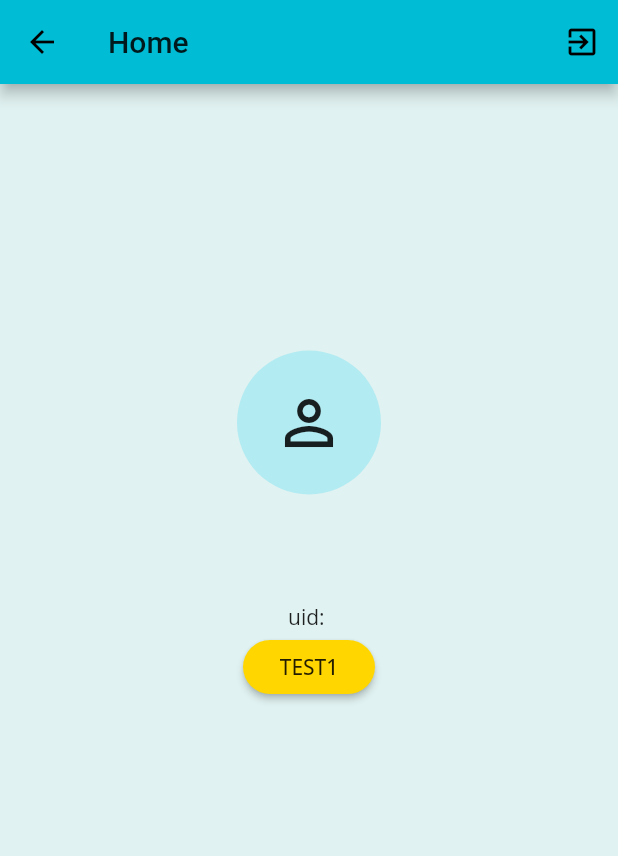
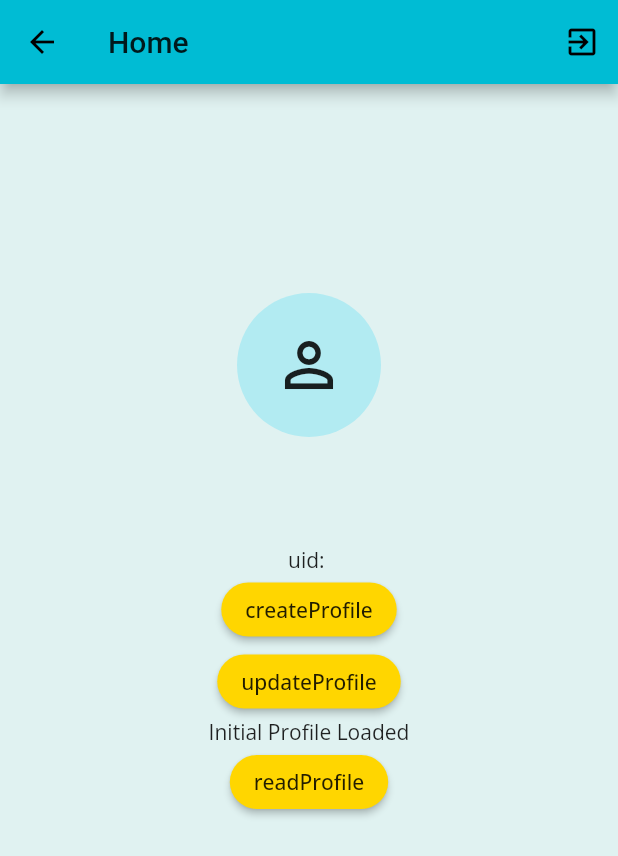
Before and after one commit to davidmitchelperry/gale, a Flutter app: the HomePage screen opened directly, on a phone screen of 412 x 824 dp. Shown: the top 856 px of the screen. Run offline on Flutter 3.47's test engine with Material 2 defaults, Android fonts, the phone set to English and light mode, and no system bars; our stand-ins replace bloc, cloud_firestore, equatable, firebase_auth, firebase_core, flutter_bloc and 4 more; missing offline and left inert: pedantic; accounts and stored records are empty.

Commit message:
Basic PoC implementation of reading profiles from firestore. Also PoC of changing a Text object based on user button presses

```diff
--- a/lib/home/view/home_page.dart
+++ b/lib/home/view/home_page.dart
@@ -16,6 +16,7 @@ class HomePage extends StatelessWidget {
   Widget build(BuildContext context) {
     final textTheme = Theme.of(context).textTheme;
     final user = context.select((AuthenticationBloc bloc) => bloc.state.user);
+    //final test_text = context.select((ProfileBloc bloc) => bloc.state.profile
     return Scaffold(
       appBar: AppBar(
         title: const Text('Home'),
@@ -42,8 +43,8 @@ class HomePage extends StatelessWidget {
             SizedBox(height: 4.0),
             Text("uid: " + user.id),
             RaisedButton(
-              key: const Key('test_raisedButton'),
-              child: const Text('TEST1'),
+              key: const Key('RB_createProfile'),
+              child: const Text('createProfile'),
               shape: RoundedRectangleBorder(
                 borderRadius: BorderRadius.circular(30.0),
               ),
@@ -51,6 +52,48 @@ class HomePage extends StatelessWidget {
               onPressed: () => context
                   .read<ProfileBloc>()
                   .add(CreateProfile(Profile("David", "Perry"), user)),
+            ),
+            RaisedButton(
+              key: const Key('RB_updateProfile'),
+              child: const Text('updateProfile'),
+              shape: RoundedRectangleBorder(
+                borderRadius: BorderRadius.circular(30.0),
+              ),
+              color: const Color(0xFFFFD600),
+              onPressed: () => context
+                  .read<ProfileBloc>()
+                  .add(UpdateProfile(Profile("John", "Smith"), user)),
+            ),
+            BlocBuilder<ProfileBloc, ProfileState>(
+             builder: (context, state) {
+               return Text(
+                   state.test_text,
+                   key: const Key('T_currentProfile'),
+                   textAlign: TextAlign.center,
+               );
+               //if(state is ProfileLoading) {
+               //  return Text(
+               //    state.
+               //    key: const Key('T_currentProfile'),
+               //    textAlign: TextAlign.center,
+               //  );
+               //  //state.profile.fir
+               //  //state.profile
+               //} else if(state is ProfileLoaded) {
+
+               //}
+             },
+            ),
+            RaisedButton(
+              key: const Key('RB_readProfile'),
+              child: const Text('readProfile'),
+              shape: RoundedRectangleBorder(
+                borderRadius: BorderRadius.circular(30.0),
+              ),
+              color: const Color(0xFFFFD600),
+              onPressed: () => context
+                .read<ProfileBloc>()
+                .add(ReadProfile('ql4QSCHMTQeNM9TwTjebbS2VDxZ2')),
             ),
           ],
         ),
--- a/lib/profile/profile_bloc.dart
+++ b/lib/profile/profile_bloc.dart
@@ -17,7 +17,7 @@ class ProfileBloc extends Bloc<ProfileEvent, ProfileState> {
   }) : assert(profileRepository != null),
         _profileRepository = profileRepository,
         //_authenticationRepository = authenticationRepository,
-        super(ProfileLoading());
+        super(ProfileLoaded("Initial Profile Loaded"));
 
   @override
   Stream<ProfileState> mapEventToState(ProfileEvent event) async* {
@@ -26,9 +26,11 @@ class ProfileBloc extends Bloc<ProfileEvent, ProfileState> {
     } else if (event is CreateProfile) {
      yield* _mapCreateProfileToState(event);
     } else if (event is UpdateProfile) {
-      //yield* _mapUpdateTodoToState(event);
-    } else if (event is ProfileUpdated) {
-      //yield* _mapDeleteTodoToState(event);
+      yield* _mapUpdateProfileToState(event);
+    } else if (event is ReadProfile) {
+      yield* _mapReadProfileToState(event);
+    } else if (event is LoadProfileComplete) {
+      yield* _mapLoadProfileCompleteToState(event);
     }
   }
 
@@ -36,9 +38,28 @@ class ProfileBloc extends Bloc<ProfileEvent, ProfileState> {
     _profileRepository.createNewProfile(event.profile, event.user);
   }
 
-  //Stream<TodosState> _mapAddTodoToState(AddTodo event) async* {
-  //  _todosRepository.addNewTodo(event.todo);
-  //}
+  Stream<ProfileState> _mapUpdateProfileToState(UpdateProfile event) async* {
+    _profileRepository.updateProfile(event.profile, event.user);
+  }
+
+  Stream<ProfileState> _mapReadProfileToState(ReadProfile event) async* {
+    //event.userid;
+
+
+    //Future<Profile> profile = _profileRepository.readProfile(event.userid);
+    yield ProfileLoading('userid: ${event.userid}');
+    _profileRepository.readProfile(event.userid).then((Profile profile) {
+      //yield ProfileLoaded(profile.firstName);
+      add(LoadProfileComplete(profile.firstName));
+    },
+    onError: (e) {
+
+    });
+  }
+
+  Stream<ProfileState> _mapLoadProfileCompleteToState(LoadProfileComplete event) async* {
+    yield ProfileLoaded(event.userid);
+  }
 
   //Stream<TodosState> _mapUpdateTodoToState(UpdateTodo event) async* {
   //  _todosRepository.updateTodo(event.updatedTodo);
--- a/lib/profile/profile_event.dart
+++ b/lib/profile/profile_event.dart
@@ -10,7 +10,9 @@ abstract class ProfileEvent extends Equatable {
   List<Object> get props => [];
 }
 
-class LoadProfile extends ProfileEvent {}
+class LoadProfile extends ProfileEvent {
+
+}
 
 class CreateProfile extends ProfileEvent {
 
@@ -26,31 +28,42 @@ class CreateProfile extends ProfileEvent {
   String toString() => 'CreateProfile { firstName: $profile.firstName, lastName: $profile.lastName }';
 }
 
-
 class UpdateProfile extends ProfileEvent {
 
-  final Profile updatedProfile;
+  final Profile profile;
+  final User user;
 
-  const UpdateProfile(this.updatedProfile);
+  const UpdateProfile(this.profile, this.user);
 
   @override
-  List<Object> get props => [updatedProfile];
+  List<Object> get props => [profile];
 
   @override
-  String toString() => 'UpdateProfile { firstName: $updatedProfile.firstName, lastName: $updatedProfile.lastName }';
-
+  String toString() => 'UpdateProfile { firstName: $profile.firstName, lastName: $profile.lastName }';
 }
 
-class ProfileUpdated extends ProfileEvent {
-  final Profile updatedProfile;
+class ReadProfile extends ProfileEvent {
+  final String userid;
 
-  const ProfileUpdated(this.updatedProfile);
+  const ReadProfile(this.userid);
 
   @override
-  List<Object> get props => [updatedProfile];
+  List<Object> get props => [userid];
 
   @override
-  String toString() => 'ProfileUpdated { firstName: $updatedProfile.firstName, lastName: $updatedProfile.lastName }';
+  String toString() => 'ReadProfile { userid: $userid }';
+}
+
+class LoadProfileComplete extends ProfileEvent {
+  final String userid;
+
+  const LoadProfileComplete(this.userid);
+
+  @override
+  List<Object> get props => [userid];
+
+  @override
+  String toString() => 'ProfileLoadComplte { userid: $userid }';
 }
 
 
--- a/lib/profile/profile_state.dart
+++ b/lib/profile/profile_state.dart
@@ -2,25 +2,38 @@ import 'package:equatable/equatable.dart';
 import 'package:profile_repository/profile_repository.dart';
 
 abstract class ProfileState extends Equatable {
-  const ProfileState();
+
+  //final Future<Profile> profile;
+  final String test_text;
+
+  const ProfileState(this.test_text);
 
   @override
-  List<Object> get props => [];
+  List<Object> get props => [test_text];
 }
 
-class ProfileLoading extends ProfileState {}
+class ProfileLoading extends ProfileState {
+
+  const ProfileLoading(String test_text) : super(test_text);
+
+  @override
+  List<Object> get props => [test_text];
+
+  @override
+  String toString() => 'ProfileLoading { test_text: $test_text }';
+}
 
 class ProfileLoaded extends ProfileState {
-  //final List<Todo> todos;
 
-  const ProfileLoaded();
-  //const ProfileLoaded([this.todos = const []]);
+  const ProfileLoaded(String test_text) : super(test_text);
 
   @override
-  List<Object> get props => [];
+  List<Object> get props => [test_text];
 
-  //@override
-  //String toString() => 'ProfileLoaded { todos: $todos }';
+  @override
+  String toString() => 'ProfileLoaded {test_text: $test_text }';
 }
 
-class ProfileNotLoaded extends ProfileState {}
+//class ProfileCouldNotLoad extends ProfileState {
+//  const ProfileCouldNotLoad()
+//}
--- a/packages/profile_repository/lib/src/firebase_profile_repository.dart
+++ b/packages/profile_repository/lib/src/firebase_profile_repository.dart
@@ -11,23 +11,34 @@ import 'entities/entities.dart';
 
 class FirebaseProfileRepository implements ProfileRepository {
 
-  final profiles = FirebaseFirestore.instance.collection("profiles");
+  final profileCollection = FirebaseFirestore.instance.collection("profiles");
 
   @override
   Future<void> createNewProfile(Profile profile, User user) {
-    return profiles.doc(user.id).set(
+    return profileCollection.doc(user.id).set(
       {
         "firstName" : profile.firstName,
         "lastName" : profile.lastName,
       }
     );
-    //return todoCollection.add(todo.toEntity().toDocument());
   }
 
-  //@override
-  //Future<void> updateProfile(Profile profile) {
-  //  return profiles.doc(update.id).update(update.toEntity().toDocument());
-  //}
+  @override
+  Future<void> updateProfile(Profile profile, User user) {
+    return profileCollection.doc(user.id).set(
+        {
+          "firstName" : profile.firstName,
+          "lastName" : profile.lastName,
+        }
+    );
+  }
+
+  @override
+  Future<Profile> readProfile(String userid) async {
+    var snapshot = await profileCollection.doc(userid).get();
+    var pe = ProfileEntity.fromSnapshot(snapshot);
+    return Profile.fromEntity(pe);
+  }
 
 //@override
   //Future<void> deleteTodo(Profile todo) async {
--- a/packages/profile_repository/lib/src/profile_repository.dart
+++ b/packages/profile_repository/lib/src/profile_repository.dart
@@ -10,9 +10,9 @@ abstract class ProfileRepository {
 
   Future<void> createNewProfile(Profile profile, User userid);
 
-  //Future<void> updateProfile(Profile profile);
+  Future<void> updateProfile(Profile profile, User userid);
 
-  //Future<void> readProfile(Profile profile);
+  Future<Profile> readProfile(String userid);
 
-  //Stream<List<Profile>> friendsList(); Just a thought...
+  //Stream<List<Profile>> friendsList(); Just a thought... Maybe make a friends list repo
 }
```
